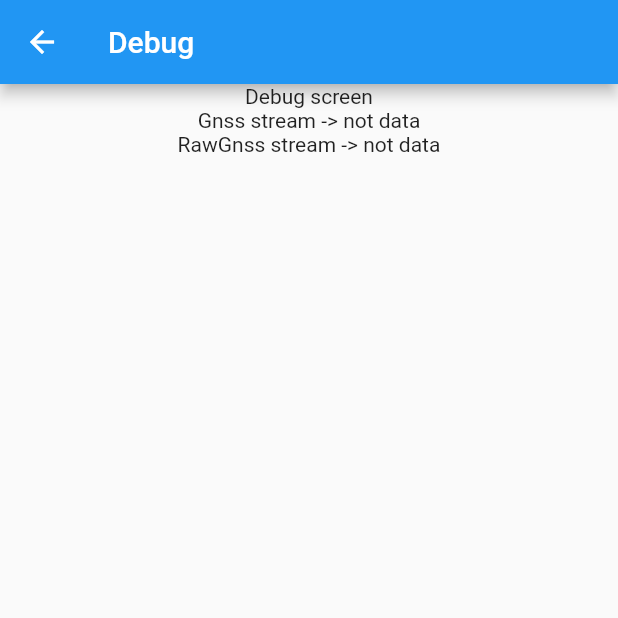
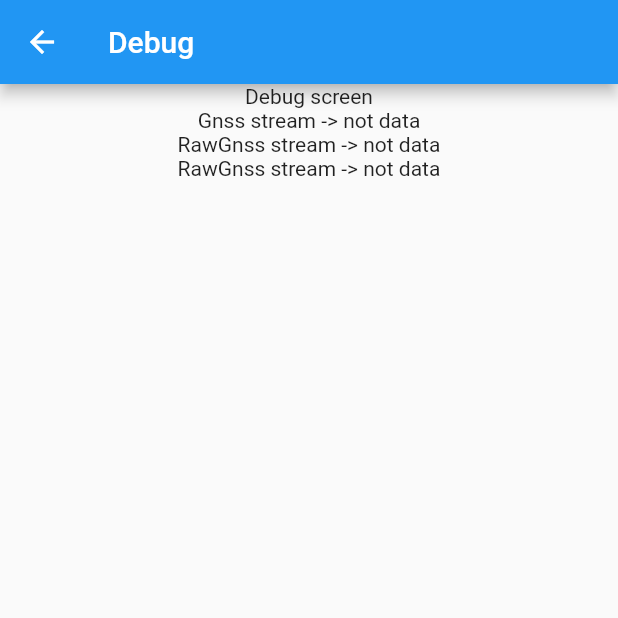
Before and after one commit to IgorKilipenko/ublox_gui_flutter, a Flutter app: the screen it shows after launch, on a phone screen of 412 x 824 dp, the top half of it. Run offline on Flutter 3.47's test engine with Material 2 defaults, Android fonts, the phone set to English and light mode, and no system bars; our stand-ins replace google_maps_flutter, permission_handler; missing offline and left inert: dart:ffi.

Commit message:
nfx
Signed-off-by: IgorKilipenko <igorkili@mail.ru>

```diff
--- a/lib/screens/debug_screen.dart
+++ b/lib/screens/debug_screen.dart
@@ -7,7 +7,6 @@ import 'dart:async';
 
 import 'package:ublox_gui_flutter/rtklib/Gtime.dart';
 import 'package:ublox_gui_flutter/screens/screen_arguments.dart';
-
 
 class DebugScreen extends StatelessWidget {
   static const String routeName = ScreenRoutes.DEBUG;
@@ -29,7 +28,8 @@ class DebugScreen extends StatelessWidget {
                   if (snapshot.hasData) {
                     return Column(
                       children: <Widget>[
-                        Text('Battery Level -> ${snapshot.data['batteryLevel']}%'),
+                        Text(
+                            'Battery Level -> ${snapshot.data['batteryLevel']}%'),
                         Text(
                             'GPS Provider -> ${snapshot.data['gpsProviders']?.toString()}%'),
                         Text(
@@ -40,23 +40,41 @@ class DebugScreen extends StatelessWidget {
                   return Text('Debug screen');
                 },
               ),
-              StreamBuilder<dynamic>(initialData: 'not data', stream: GnssChannel().getGnssStream(), builder: (context, snapshot) {
-                if (snapshot.hasData){
-                  return Text('Gnss stream -> ${snapshot.data?.toString()}');
-                }
-              },),
-              StreamBuilder<dynamic>(initialData: 'not data', stream: GnssChannel().getGnssRawStream(), builder: (context, snapshot) {
-                if (snapshot.hasData){
-                  return Text('RawGnss stream -> ${snapshot.data?.toString()}');
-                }
-              },)
+              StreamBuilder<dynamic>(
+                initialData: 'not data',
+                stream: GnssChannel().getGpsLocationStream(),
+                builder: (context, snapshot) {
+                  if (snapshot.hasData) {
+                    return Text('Gnss stream -> ${snapshot.data?.toString()}');
+                  }
+                },
+              ),
+              StreamBuilder<dynamic>(
+                initialData: 'not data',
+                stream: GnssChannel().getGnssRawStream(),
+                builder: (context, snapshot) {
+                  if (snapshot.hasData) {
+                    return Text(
+                        'RawGnss stream -> ${snapshot.data?.toString()}');
+                  }
+                },
+              ),
+              StreamBuilder<dynamic>(
+                initialData: 'not data',
+                stream: GnssChannel().getGnssRawStream(),
+                builder: (context, snapshot) {
+                  if (snapshot.hasData) {
+                    return Text(
+                        'RawGnss stream -> ${snapshot.data?.toString()}');
+                  }
+                },
+              ),
             ],
           ),
         )));
   }
 
   Future<Map<String, dynamic>> _testChannel() async {
-
     final batteryLevel = await GnssChannel().getBatteryLevel();
     print('Battery Level -> $batteryLevel %.');
 
```
